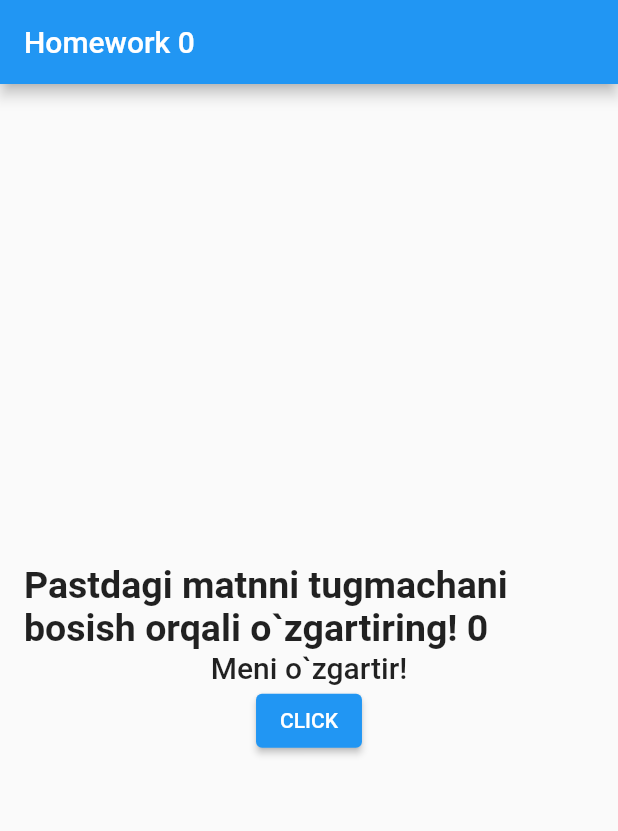
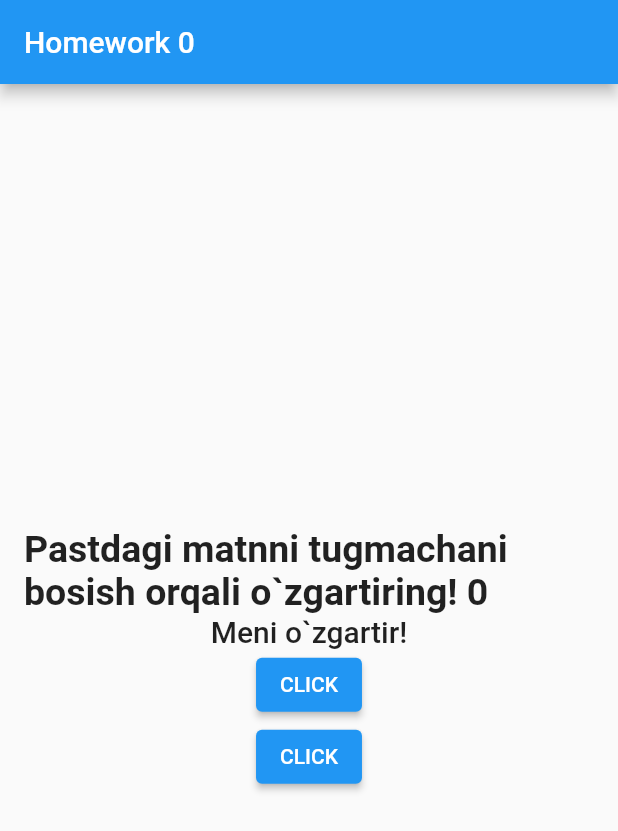
Before and after one commit to samuraixan/first_homework_flutter, a Flutter app: the screen it shows after launch, on a phone screen of 412 x 824 dp. Shown: the top 831 px of the screen. Run offline on Flutter 3.47's test engine with Material 2 defaults, Android fonts, the phone set to English and light mode, and no system bars.

Commit message:
Bitta batton qoshildi

```diff
--- a/lib/main.dart
+++ b/lib/main.dart
@@ -119,6 +119,10 @@ class HomeworkState extends State<Homework> {
                 onPressed: changeText,
                 child: const Text("CLICK"),
               ),
+              ElevatedButton(
+                onPressed: changeText,
+                child: const Text("CLICK"),
+              ),
             ],
           ),
         ));
```
